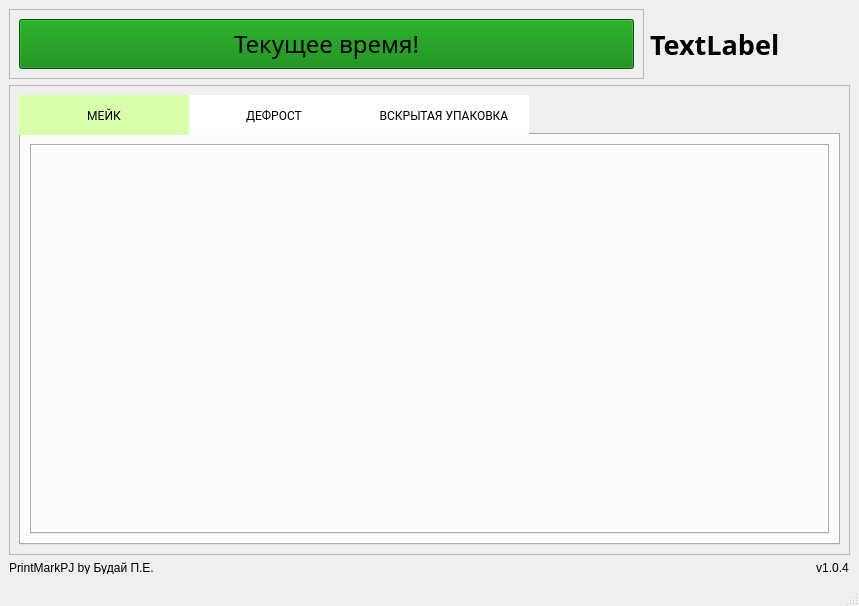
Before: the Qt Designer form _internal/ui/mainwindow.ui in budaaay/PrintMarkPJ, drawn with Qt 5.
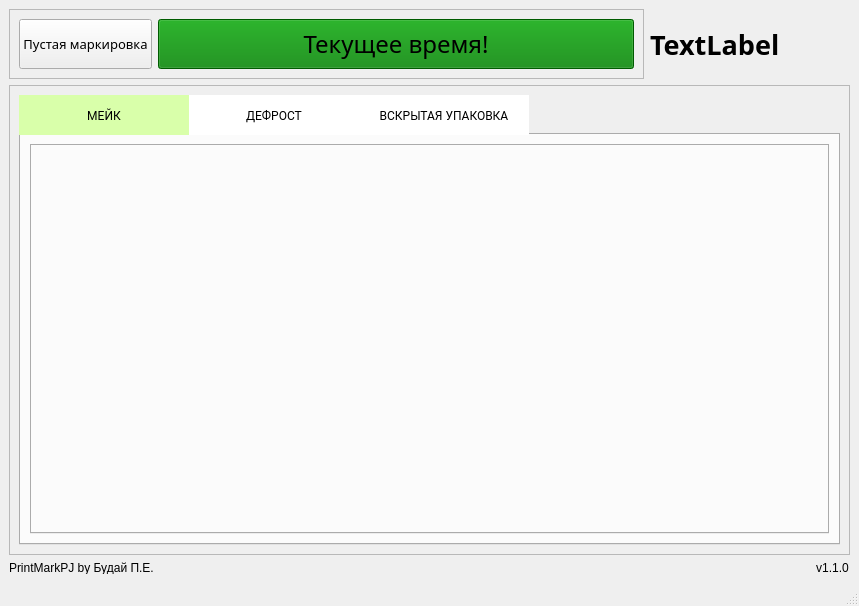
After: the same form once the commit is applied. Icons and pictures are not drawn.

```diff
--- a/_internal/ui/mainwindow.ui
+++ b/_internal/ui/mainwindow.ui
@@ -113,7 +113,7 @@
          </size>
         </property>
         <property name="text">
-         <string>v1.0.4</string>
+         <string>v1.1.0</string>
         </property>
         <property name="alignment">
          <set>Qt::AlignCenter</set>
@@ -207,6 +207,34 @@
        <enum>QFrame::Raised</enum>
       </property>
       <layout class="QHBoxLayout" name="horizontalLayout_2">
+       <item>
+        <widget class="QPushButton" name="empty_mark">
+         <property name="sizePolicy">
+          <sizepolicy hsizetype="Minimum" vsizetype="Minimum">
+           <horstretch>0</horstretch>
+           <verstretch>0</verstretch>
+          </sizepolicy>
+         </property>
+         <property name="minimumSize">
+          <size>
+           <width>100</width>
+           <height>50</height>
+          </size>
+         </property>
+         <property name="font">
+          <font>
+           <family>Pollock1CTT</family>
+           <pointsize>10</pointsize>
+          </font>
+         </property>
+         <property name="cursor">
+          <cursorShape>ArrowCursor</cursorShape>
+         </property>
+         <property name="text">
+          <string>Пустая маркировка</string>
+         </property>
+        </widget>
+       </item>
        <item>
         <widget class="QPushButton" name="pushButton">
          <property name="sizePolicy">
```
